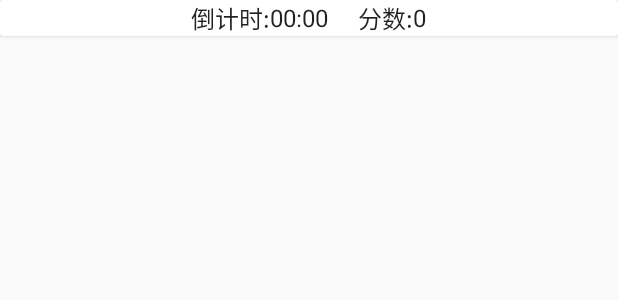
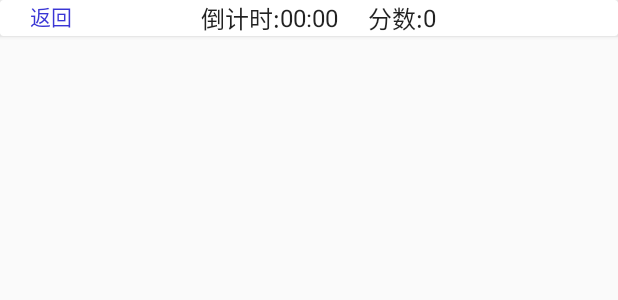
Before and after one commit to Asheone12/HappyMatch, an Android app: the layout activity_game.xml on its own in the app's theme, with its tools: preview values and no code run, on a phone screen of 412 x 824 dp. Shown: the top 300 px of the screen. Run offline under Robolectric (Android 15) with nearby library versions, the phone set to English and light mode, and no system bars.

Commit message:
添加返回按钮

```diff
--- a/app/src/main/java/com/muen/happymatch/activity/GameActivity.java
+++ b/app/src/main/java/com/muen/happymatch/activity/GameActivity.java
@@ -57,6 +57,11 @@ public class GameActivity extends AppCompatActivity {
      * 计时数值
      */
     private TextView mTvTimeNumber;
+
+    /**
+     * 返回键
+     */
+    private TextView mTvBack;
 
     /**
      * 存放图标数据
@@ -249,6 +254,13 @@ public class GameActivity extends AppCompatActivity {
 
         mTvScoreNumber = findViewById(R.id.tv_score_number);
         mTvTimeNumber = findViewById(R.id.tv_time_number);
+        mTvBack = findViewById(R.id.tv_back);
+        mTvBack.setOnClickListener(new View.OnClickListener() {
+            @Override
+            public void onClick(View v) {
+                finish();
+            }
+        });
 
     }
 
--- a/app/src/main/res/layout/activity_game.xml
+++ b/app/src/main/res/layout/activity_game.xml
@@ -19,15 +19,25 @@
         <RelativeLayout
             android:layout_width="match_parent"
             android:layout_height="match_parent"
-            android:gravity="center">
+            android:gravity="center_vertical">
+
+            <TextView
+                android:id="@+id/tv_back"
+                android:layout_width="wrap_content"
+                android:layout_height="wrap_content"
+                android:text="@string/back"
+                android:layout_marginStart="20dp"
+                android:textColor="#3A36D5"
+                android:textSize="14dp"
+                android:layout_alignParentStart="true"/>
 
             <TextView
                 android:id="@+id/tv_time_title"
                 style="@style/TextAppearance.Material3.HeadlineSmall"
                 android:layout_width="wrap_content"
                 android:layout_height="wrap_content"
-                android:layout_centerVertical="true"
                 android:text="@string/time_title"
+                android:layout_toStartOf="@+id/tv_time_number"
                 android:textSize="16dp"/>
 
             <TextView
@@ -35,9 +45,8 @@
                 style="@style/TextAppearance.Material3.HeadlineSmall"
                 android:layout_width="wrap_content"
                 android:layout_height="wrap_content"
-                android:layout_centerVertical="true"
+                android:layout_centerInParent="true"
                 android:layout_marginEnd="10dp"
-                android:layout_toEndOf="@id/tv_time_title"
                 android:text="@string/time_number"
                 android:textSize="16dp"/>
 
--- a/app/src/main/res/values/strings.xml
+++ b/app/src/main/res/values/strings.xml
@@ -5,6 +5,7 @@
     <string name="time_number">00:00</string>
     <string name="score_title">分数: </string>
     <string name="score_number">0</string>
+    <string name="back">返回</string>
 
     <string-array name="persons_name">
         <item>1</item>
```
